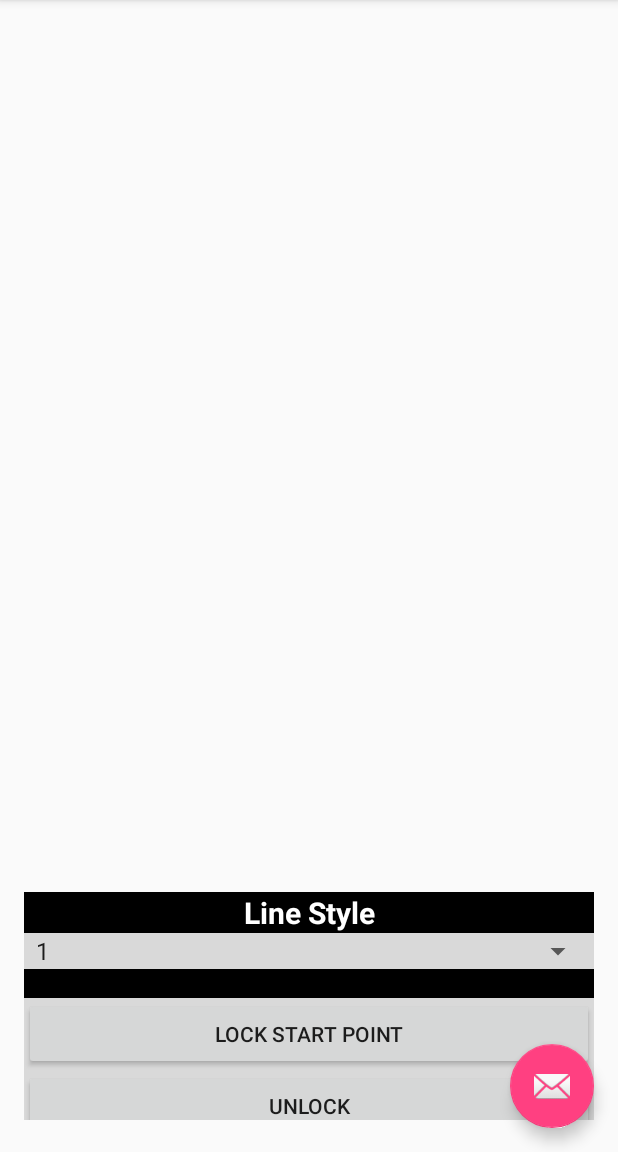
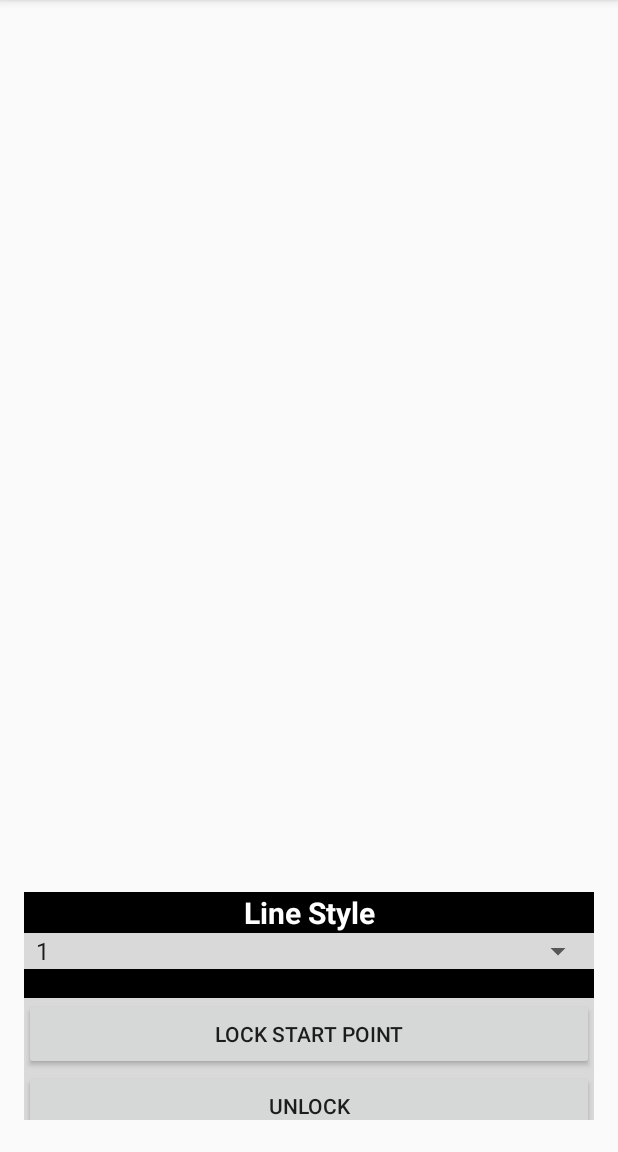
Before and after one commit to gary-larson/Canvas, an Android app: the screen it shows after launch (MainActivity), on a phone screen of 412 x 824 dp, the part 84-1236 px from its top. Run offline under Robolectric (Android 15) with nearby library versions, the phone set to English and light mode, and no system bars.

Commit message:
general cleanup

```diff
--- a/app/src/main/java/com/antonioramos/canvas/MainActivity.java
+++ b/app/src/main/java/com/antonioramos/canvas/MainActivity.java
@@ -55,15 +55,6 @@ public class MainActivity extends AppCompatActivity implements AdapterView.OnIte
         Toolbar toolbar = (Toolbar) findViewById(R.id.toolbar);
         setSupportActionBar(toolbar);
 
-
-        FloatingActionButton fab = (FloatingActionButton) findViewById(R.id.fab);
-        fab.setOnClickListener(new View.OnClickListener() {
-            @Override
-            public void onClick(View view) {
-                Snackbar.make(view, "Replace with your own action", Snackbar.LENGTH_LONG)
-                        .setAction("Action", null).show();
-            }
-        });
 
         setSpinner(R.id.line_spinner,R.array.lineWeight_spinner);
     }
--- a/app/src/main/res/layout/activity_main.xml
+++ b/app/src/main/res/layout/activity_main.xml
@@ -23,12 +23,6 @@
 
     <include layout="@layout/content_main" />
 
-    <android.support.design.widget.FloatingActionButton
-        android:id="@+id/fab"
-        android:layout_width="wrap_content"
-        android:layout_height="wrap_content"
-        android:layout_gravity="bottom|end"
-        android:layout_margin="@dimen/fab_margin"
-        app:srcCompat="@android:drawable/ic_dialog_email" />
+
 
 </android.support.design.widget.CoordinatorLayout>
--- a/app/src/main/res/menu/menu_main.xml
+++ b/app/src/main/res/menu/menu_main.xml
@@ -21,6 +21,11 @@
         android:title="@string/action_color"
         app:showAsAction="never" />
     <item
+        android:id="@+id/action_clear"
+        android:orderInCategory="90"
+        android:title="@string/action_clear"
+        app:showAsAction="never" />
+    <item
         android:id="@+id/action_about"
         android:orderInCategory="120"
         android:title="@string/action_about"
```
Also changed, not shown: app/src/main/java/com/antonioramos/canvas/DrawShape.java (+13 -0 lines).
